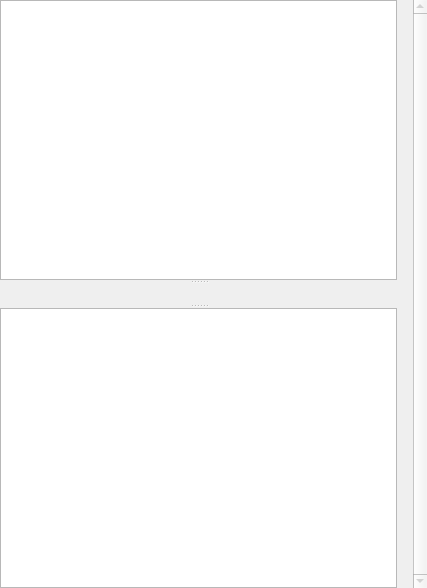
Qt form pootling/ui/TUview.ui (cc-archive/pootle) before a commit.
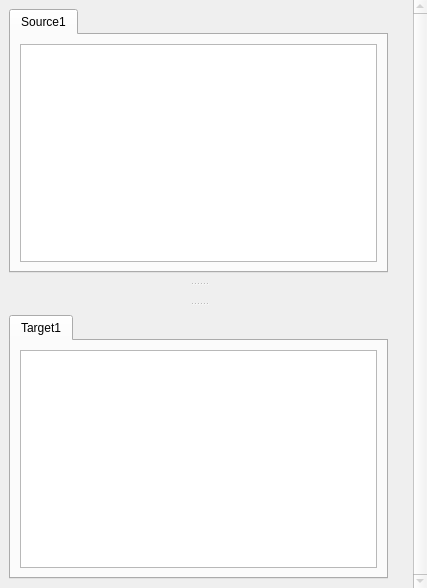
The same form after that commit. The open tabs and pages were chosen to show the change. Icons and pictures are not drawn.

Commit message: recode plural show in TUView, remove useless code

```diff
--- a/pootling/ui/TUview.ui
+++ b/pootling/ui/TUview.ui
@@ -49,10 +49,23 @@
     <number>0</number>
    </property>
    <item row="0" column="0" >
-    <widget class="QSplitter" name="" >
+    <widget class="QSplitter" name="splitter" >
      <property name="orientation" >
       <enum>Qt::Vertical</enum>
      </property>
+     <widget class="QStackedWidget" name="sourceStacked" >
+      <property name="currentIndex" >
+       <number>0</number>
+      </property>
+      <widget class="QWidget" name="page1" >
+       <layout class="QGridLayout" >
+        <property name="margin" >
+         <number>9</number>
+        </property>
+        <property name="spacing" >
+         <number>6</number>
+        </property>
+        <item row="0" column="0" >
      <widget class="QTextEdit" name="txtSource" >
       <property name="tabChangesFocus" >
        <bool>true</bool>
@@ -67,269 +80,510 @@
        <number>79</number>
       </property>
      </widget>
+        </item>
+       </layout>
+      </widget>
+      <widget class="QWidget" name="page2" >
+       <layout class="QGridLayout" >
+        <property name="margin" >
+         <number>9</number>
+        </property>
+        <property name="spacing" >
+         <number>6</number>
+        </property>
+        <item row="0" column="0" >
+         <widget class="QTabWidget" name="tabWidgetSource" >
+          <property name="currentIndex" >
+           <number>0</number>
+          </property>
+          <widget class="QWidget" name="tabSource1" >
+           <attribute name="title" >
+            <string>Source1</string>
+           </attribute>
+           <layout class="QGridLayout" >
+            <property name="margin" >
+             <number>9</number>
+            </property>
+            <property name="spacing" >
+             <number>6</number>
+            </property>
+            <item row="0" column="0" >
+             <widget class="QTextEdit" name="txtPluralSource1" />
+            </item>
+           </layout>
+          </widget>
+         </widget>
+        </item>
+       </layout>
+      </widget>
+     </widget>
      <widget class="QLabel" name="lblComment" >
       <property name="palette" >
        <palette>
         <active>
-         <color>
+         <colorrole role="WindowText" >
+          <brush brushstyle="SolidPattern" >
+           <color alpha="255" >
           <red>255</red>
           <green>10</green>
           <blue>26</blue>
          </color>
-         <color>
+          </brush>
+         </colorrole>
+         <colorrole role="Button" >
+          <brush brushstyle="SolidPattern" >
+           <color alpha="255" >
           <red>221</red>
           <green>223</green>
           <blue>228</blue>
          </color>
-         <color>
+          </brush>
+         </colorrole>
+         <colorrole role="Light" >
+          <brush brushstyle="SolidPattern" >
+           <color alpha="255" >
           <red>255</red>
           <green>255</green>
           <blue>255</blue>
          </color>
-         <color>
+          </brush>
+         </colorrole>
+         <colorrole role="Midlight" >
+          <brush brushstyle="SolidPattern" >
+           <color alpha="255" >
           <red>255</red>
           <green>255</green>
           <blue>255</blue>
          </color>
-         <color>
+          </brush>
+         </colorrole>
+         <colorrole role="Dark" >
+          <brush brushstyle="SolidPattern" >
+           <color alpha="255" >
           <red>85</red>
           <green>85</green>
           <blue>85</blue>
          </color>
-         <color>
+          </brush>
+         </colorrole>
+         <colorrole role="Mid" >
+          <brush brushstyle="SolidPattern" >
+           <color alpha="255" >
           <red>199</red>
           <green>199</green>
           <blue>199</blue>
          </color>
-         <color>
+          </brush>
+         </colorrole>
+         <colorrole role="Text" >
+          <brush brushstyle="SolidPattern" >
+           <color alpha="255" >
           <red>0</red>
           <green>0</green>
           <blue>0</blue>
          </color>
-         <color>
+          </brush>
+         </colorrole>
+         <colorrole role="BrightText" >
+          <brush brushstyle="SolidPattern" >
+           <color alpha="255" >
           <red>255</red>
           <green>255</green>
           <blue>255</blue>
          </color>
-         <color>
+          </brush>
+         </colorrole>
+         <colorrole role="ButtonText" >
+          <brush brushstyle="SolidPattern" >
+           <color alpha="255" >
           <red>0</red>
           <green>0</green>
           <blue>0</blue>
          </color>
-         <color>
+          </brush>
+         </colorrole>
+         <colorrole role="Base" >
+          <brush brushstyle="SolidPattern" >
+           <color alpha="255" >
           <red>255</red>
           <green>255</green>
           <blue>255</blue>
          </color>
-         <color>
+          </brush>
+         </colorrole>
+         <colorrole role="Window" >
+          <brush brushstyle="SolidPattern" >
+           <color alpha="255" >
           <red>239</red>
           <green>239</green>
           <blue>239</blue>
          </color>
-         <color>
+          </brush>
+         </colorrole>
+         <colorrole role="Shadow" >
+          <brush brushstyle="SolidPattern" >
+           <color alpha="255" >
           <red>0</red>
           <green>0</green>
           <blue>0</blue>
          </color>
-         <color>
+          </brush>
+         </colorrole>
+         <colorrole role="Highlight" >
+          <brush brushstyle="SolidPattern" >
+           <color alpha="255" >
           <red>103</red>
           <green>141</green>
           <blue>178</blue>
          </color>
-         <color>
+          </brush>
+         </colorrole>
+         <colorrole role="HighlightedText" >
+          <brush brushstyle="SolidPattern" >
+           <color alpha="255" >
           <red>255</red>
           <green>255</green>
           <blue>255</blue>
          </color>
-         <color>
+          </brush>
+         </colorrole>
+         <colorrole role="Link" >
+          <brush brushstyle="SolidPattern" >
+           <color alpha="255" >
           <red>0</red>
           <green>0</green>
           <blue>238</blue>
          </color>
-         <color>
+          </brush>
+         </colorrole>
+         <colorrole role="LinkVisited" >
+          <brush brushstyle="SolidPattern" >
+           <color alpha="255" >
           <red>82</red>
           <green>24</green>
           <blue>139</blue>
          </color>
-         <color>
+          </brush>
+         </colorrole>
+         <colorrole role="AlternateBase" >
+          <brush brushstyle="SolidPattern" >
+           <color alpha="255" >
           <red>232</red>
           <green>232</green>
           <blue>232</blue>
          </color>
+          </brush>
+         </colorrole>
         </active>
         <inactive>
-         <color>
+         <colorrole role="WindowText" >
+          <brush brushstyle="SolidPattern" >
+           <color alpha="255" >
           <red>255</red>
           <green>10</green>
           <blue>26</blue>
          </color>
-         <color>
+          </brush>
+         </colorrole>
+         <colorrole role="Button" >
+          <brush brushstyle="SolidPattern" >
+           <color alpha="255" >
           <red>221</red>
           <green>223</green>
           <blue>228</blue>
          </color>
-         <color>
+          </brush>
+         </colorrole>
+         <colorrole role="Light" >
+          <brush brushstyle="SolidPattern" >
+           <color alpha="255" >
           <red>255</red>
           <green>255</green>
           <blue>255</blue>
          </color>
-         <color>
+          </brush>
+         </colorrole>
+         <colorrole role="Midlight" >
+          <brush brushstyle="SolidPattern" >
+           <color alpha="255" >
           <red>255</red>
           <green>255</green>
           <blue>255</blue>
          </color>
-         <color>
+          </brush>
+         </colorrole>
+         <colorrole role="Dark" >
+          <brush brushstyle="SolidPattern" >
+           <color alpha="255" >
           <red>85</red>
           <green>85</green>
           <blue>85</blue>
          </color>
-         <color>
+          </brush>
+         </colorrole>
+         <colorrole role="Mid" >
+          <brush brushstyle="SolidPattern" >
+           <color alpha="255" >
           <red>199</red>
           <green>199</green>
           <blue>199</blue>
          </color>
-         <color>
+          </brush>
+         </colorrole>
+         <colorrole role="Text" >
+          <brush brushstyle="SolidPattern" >
+           <color alpha="255" >
           <red>0</red>
           <green>0</green>
           <blue>0</blue>
          </color>
-         <color>
+          </brush>
+         </colorrole>
+         <colorrole role="BrightText" >
+          <brush brushstyle="SolidPattern" >
+           <color alpha="255" >
           <red>255</red>
           <green>255</green>
           <blue>255</blue>
          </color>
-         <color>
+          </brush>
+         </colorrole>
+         <colorrole role="ButtonText" >
+          <brush brushstyle="SolidPattern" >
+           <color alpha="255" >
           <red>0</red>
           <green>0</green>
           <blue>0</blue>
          </color>
-         <color>
+          </brush>
+         </colorrole>
+         <colorrole role="Base" >
+          <brush brushstyle="SolidPattern" >
+           <color alpha="255" >
           <red>255</red>
           <green>255</green>
           <blue>255</blue>
          </color>
-         <color>
+          </brush>
+         </colorrole>
+         <colorrole role="Window" >
+          <brush brushstyle="SolidPattern" >
+           <color alpha="255" >
           <red>239</red>
           <green>239</green>
           <blue>239</blue>
          </color>
-         <color>
+          </brush>
+         </colorrole>
+         <colorrole role="Shadow" >
+          <brush brushstyle="SolidPattern" >
+           <color alpha="255" >
           <red>0</red>
           <green>0</green>
           <blue>0</blue>
          </color>
-         <color>
+          </brush>
+         </colorrole>
+         <colorrole role="Highlight" >
+          <brush brushstyle="SolidPattern" >
+           <color alpha="255" >
           <red>103</red>
           <green>141</green>
           <blue>178</blue>
          </color>
-         <color>
+          </brush>
+         </colorrole>
+         <colorrole role="HighlightedText" >
+          <brush brushstyle="SolidPattern" >
+           <color alpha="255" >
           <red>255</red>
           <green>255</green>
           <blue>255</blue>
          </color>
-         <color>
+          </brush>
+         </colorrole>
+         <colorrole role="Link" >
+          <brush brushstyle="SolidPattern" >
+           <color alpha="255" >
           <red>0</red>
           <green>0</green>
           <blue>238</blue>
          </color>
-         <color>
+          </brush>
+         </colorrole>
+         <colorrole role="LinkVisited" >
+          <brush brushstyle="SolidPattern" >
+           <color alpha="255" >
           <red>82</red>
           <green>24</green>
           <blue>139</blue>
          </color>
-         <color>
+          </brush>
+         </colorrole>
+         <colorrole role="AlternateBase" >
+          <brush brushstyle="SolidPattern" >
+           <color alpha="255" >
           <red>232</red>
           <green>232</green>
           <blue>232</blue>
          </color>
+          </brush>
+         </colorrole>
         </inactive>
         <disabled>
-         <color>
+         <colorrole role="WindowText" >
+          <brush brushstyle="SolidPattern" >
+           <color alpha="255" >
           <red>128</red>
           <green>128</green>
           <blue>128</blue>
          </color>
-         <color>
+          </brush>
+         </colorrole>
+         <colorrole role="Button" >
+          <brush brushstyle="SolidPattern" >
+           <color alpha="255" >
           <red>221</red>
           <green>223</green>
           <blue>228</blue>
          </color>
-         <color>
+          </brush>
+         </colorrole>
+         <colorrole role="Light" >
+          <brush brushstyle="SolidPattern" >
+           <color alpha="255" >
           <red>255</red>
           <green>255</green>
           <blue>255</blue>
          </color>
-         <color>
+          </brush>
+         </colorrole>
+         <colorrole role="Midlight" >
+          <brush brushstyle="SolidPattern" >
+           <color alpha="255" >
           <red>255</red>
           <green>255</green>
           <blue>255</blue>
          </color>
-         <color>
+          </brush>
+         </colorrole>
+         <colorrole role="Dark" >
+          <brush brushstyle="SolidPattern" >
+           <color alpha="255" >
           <red>85</red>
           <green>85</green>
           <blue>85</blue>
          </color>
-         <color>
+          </brush>
+         </colorrole>
+         <colorrole role="Mid" >
+          <brush brushstyle="SolidPattern" >
+           <color alpha="255" >
           <red>199</red>
           <green>199</green>
           <blue>199</blue>
          </color>
-         <color>
+          </brush>
+         </colorrole>
+         <colorrole role="Text" >
+          <brush brushstyle="SolidPattern" >
+           <color alpha="255" >
           <red>199</red>
           <green>199</green>
           <blue>199</blue>
          </color>
-         <color>
+          </brush>
+         </colorrole>
+         <colorrole role="BrightText" >
+          <brush brushstyle="SolidPattern" >
+           <color alpha="255" >
           <red>255</red>
           <green>255</green>
           <blue>255</blue>
          </color>
-         <color>
+          </brush>
+         </colorrole>
+         <colorrole role="ButtonText" >
+          <brush brushstyle="SolidPattern" >
+           <color alpha="255" >
           <red>128</red>
           <green>128</green>
           <blue>128</blue>
          </color>
-         <color>
+          </brush>
+         </colorrole>
+         <colorrole role="Base" >
+          <brush brushstyle="SolidPattern" >
+           <color alpha="255" >
           <red>239</red>
           <green>239</green>
           <blue>239</blue>
          </color>
-         <color>
+          </brush>
+         </colorrole>
+         <colorrole role="Window" >
+          <brush brushstyle="SolidPattern" >
+           <color alpha="255" >
           <red>239</red>
           <green>239</green>
           <blue>239</blue>
          </color>
-         <color>
+          </brush>
+         </colorrole>
+         <colorrole role="Shadow" >
+          <brush brushstyle="SolidPattern" >
+           <color alpha="255" >
           <red>0</red>
           <green>0</green>
           <blue>0</blue>
          </color>
-         <color>
+          </brush>
+         </colorrole>
+         <colorrole role="Highlight" >
+          <brush brushstyle="SolidPattern" >
+           <color alpha="255" >
           <red>86</red>
           <green>117</green>
           <blue>148</blue>
          </color>
-         <color>
+          </brush>
+         </colorrole>
+         <colorrole role="HighlightedText" >
+          <brush brushstyle="SolidPattern" >
+           <color alpha="255" >
           <red>255</red>
           <green>255</green>
           <blue>255</blue>
          </color>
-         <color>
+          </brush>
+         </colorrole>
+         <colorrole role="Link" >
+          <brush brushstyle="SolidPattern" >
+           <color alpha="255" >
           <red>0</red>
           <green>0</green>
           <blue>238</blue>
          </color>
-         <color>
+          </brush>
+         </colorrole>
+         <colorrole role="LinkVisited" >
+          <brush brushstyle="SolidPattern" >
+           <color alpha="255" >
           <red>82</red>
           <green>24</green>
           <blue>139</blue>
          </color>
-         <color>
+          </brush>
+         </colorrole>
+         <colorrole role="AlternateBase" >
+          <brush brushstyle="SolidPattern" >
+           <color alpha="255" >
           <red>232</red>
           <green>232</green>
           <blue>232</blue>
          </color>
+          </brush>
+         </colorrole>
         </disabled>
        </palette>
       </property>
@@ -337,10 +591,69 @@
        <string/>
       </property>
      </widget>
+     <widget class="QStackedWidget" name="targetStacked" >
+      <property name="currentIndex" >
+       <number>1</number>
+      </property>
+      <widget class="QWidget" name="page3" >
+       <layout class="QGridLayout" >
+        <property name="margin" >
+         <number>9</number>
+        </property>
+        <property name="spacing" >
+         <number>6</number>
+        </property>
+        <item row="0" column="0" >
      <widget class="QTextEdit" name="txtTarget" >
-      <property name="whatsThis" >
-       <string/>
-      </property>
+          <property name="tabChangesFocus" >
+           <bool>true</bool>
+          </property>
+          <property name="undoRedoEnabled" >
+           <bool>false</bool>
+          </property>
+          <property name="readOnly" >
+           <bool>true</bool>
+          </property>
+          <property name="tabStopWidth" >
+           <number>79</number>
+          </property>
+         </widget>
+        </item>
+       </layout>
+      </widget>
+      <widget class="QWidget" name="page4" >
+       <layout class="QGridLayout" >
+        <property name="margin" >
+         <number>9</number>
+        </property>
+        <property name="spacing" >
+         <number>6</number>
+        </property>
+        <item row="0" column="0" >
+         <widget class="QTabWidget" name="tabWidgetTarget" >
+          <property name="currentIndex" >
+           <number>0</number>
+          </property>
+          <widget class="QWidget" name="tabTarget1" >
+           <attribute name="title" >
+            <string>Target1</string>
+           </attribute>
+           <layout class="QGridLayout" >
+            <property name="margin" >
+             <number>9</number>
+            </property>
+            <property name="spacing" >
+             <number>6</number>
+            </property>
+            <item row="0" column="0" >
+             <widget class="QTextEdit" name="txtPluralTarget1" />
+            </item>
+           </layout>
+          </widget>
+         </widget>
+        </item>
+       </layout>
+      </widget>
      </widget>
     </widget>
    </item>
```
Left out of the diff: 7 changed lines with no effect on the pictures. Lines whose indentation alone changed are shown as unchanged. The commit also changes 3 other files.
